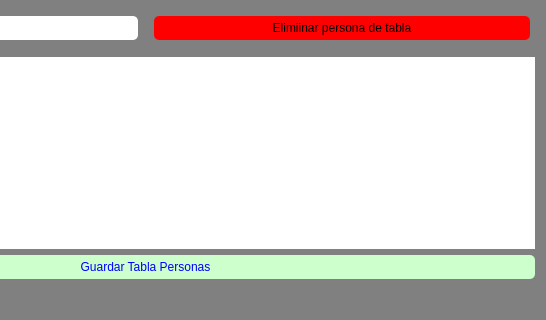
Qt form widget.ui (Ledihas/Qwidgets) before a commit; both pictures show x 255 to 801 and y 0 to 320 of the 801 by 600 pixel window.
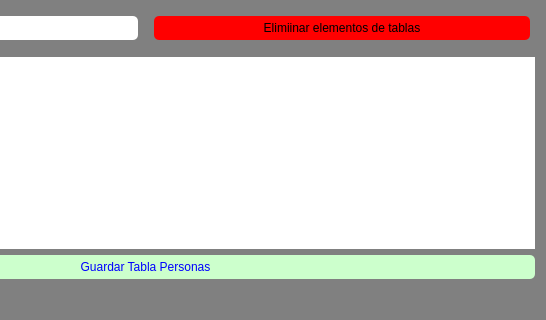
The same form after that commit. Icons and pictures are not drawn.

Patch:
```diff
--- a/widget.ui
+++ b/widget.ui
@@ -157,7 +157,7 @@
 }</string>
        </property>
        <property name="text">
-        <string>Elimiinar persona de tabla</string>
+        <string>Elimiinar elementos de tablas</string>
        </property>
       </widget>
      </item>
```
